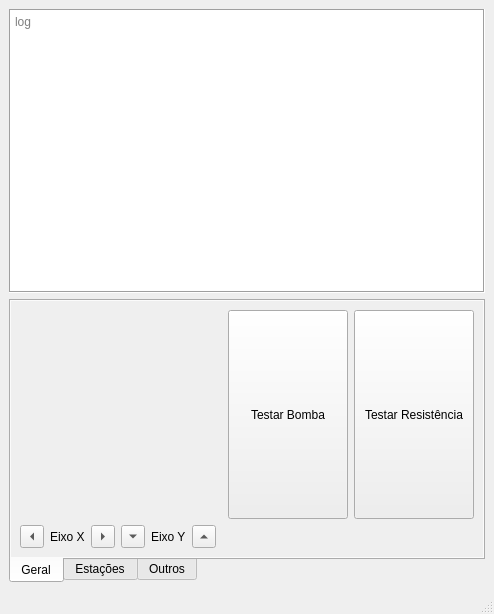
Qt form qtester.ui (iniw/lucas_tester) before a commit.
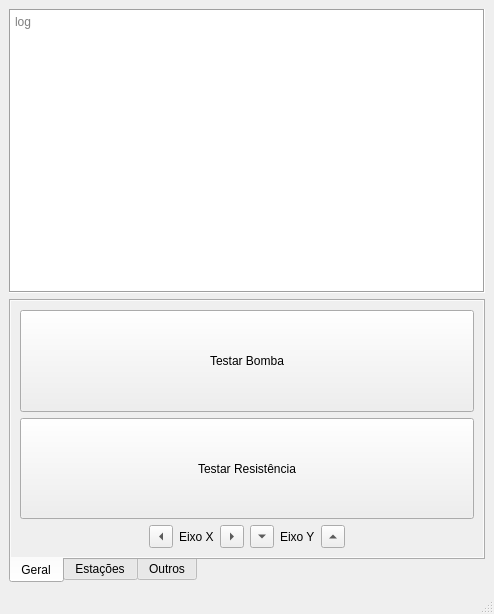
The same form after that commit.

The edit to the form file:
```diff
--- a/qtester.ui
+++ b/qtester.ui
@@ -134,21 +134,14 @@
         <string>Geral</string>
        </attribute>
        <layout class="QGridLayout" name="gridLayout_2">
-        <item row="0" column="4">
-         <widget class="QPushButton" name="pushButton_2">
-          <property name="sizePolicy">
-           <sizepolicy hsizetype="Expanding" vsizetype="Expanding">
-            <horstretch>0</horstretch>
-            <verstretch>0</verstretch>
-           </sizepolicy>
-          </property>
-          <property name="text">
-           <string>Testar Resistência</string>
-          </property>
-         </widget>
-        </item>
-        <item row="2" column="0">
+        <item row="2" column="0" alignment="Qt::AlignHCenter">
          <widget class="QWidget" name="widget_3" native="true">
+          <property name="sizePolicy">
+           <sizepolicy hsizetype="Maximum" vsizetype="Preferred">
+            <horstretch>0</horstretch>
+            <verstretch>0</verstretch>
+           </sizepolicy>
+          </property>
           <layout class="QHBoxLayout" name="horizontalLayout_10">
            <property name="spacing">
             <number>6</number>
@@ -208,7 +201,7 @@
               <item>
                <widget class="QLabel" name="label_9">
                 <property name="sizePolicy">
-                 <sizepolicy hsizetype="Maximum" vsizetype="Preferred">
+                 <sizepolicy hsizetype="Fixed" vsizetype="Preferred">
                   <horstretch>0</horstretch>
                   <verstretch>0</verstretch>
                  </sizepolicy>
@@ -280,7 +273,7 @@
               <item>
                <widget class="QLabel" name="label_8">
                 <property name="sizePolicy">
-                 <sizepolicy hsizetype="Maximum" vsizetype="Preferred">
+                 <sizepolicy hsizetype="Fixed" vsizetype="Preferred">
                   <horstretch>0</horstretch>
                   <verstretch>0</verstretch>
                  </sizepolicy>
@@ -312,11 +305,8 @@
           </layout>
          </widget>
         </item>
-        <item row="0" column="2">
-         <widget class="QWidget" name="widget" native="true"/>
-        </item>
-        <item row="0" column="3">
-         <widget class="QPushButton" name="pushButton_3">
+        <item row="0" column="0">
+         <widget class="QPushButton" name="testPump">
           <property name="sizePolicy">
            <sizepolicy hsizetype="Expanding" vsizetype="Expanding">
             <horstretch>0</horstretch>
@@ -328,6 +318,19 @@
           </property>
          </widget>
         </item>
+        <item row="1" column="0">
+         <widget class="QPushButton" name="testResistance">
+          <property name="sizePolicy">
+           <sizepolicy hsizetype="Expanding" vsizetype="Expanding">
+            <horstretch>0</horstretch>
+            <verstretch>0</verstretch>
+           </sizepolicy>
+          </property>
+          <property name="text">
+           <string>Testar Resistência</string>
+          </property>
+         </widget>
+        </item>
        </layout>
       </widget>
       <widget class="QWidget" name="estacao_1">
```
Left out of the diff: 14 changed lines with no effect on the pictures.
